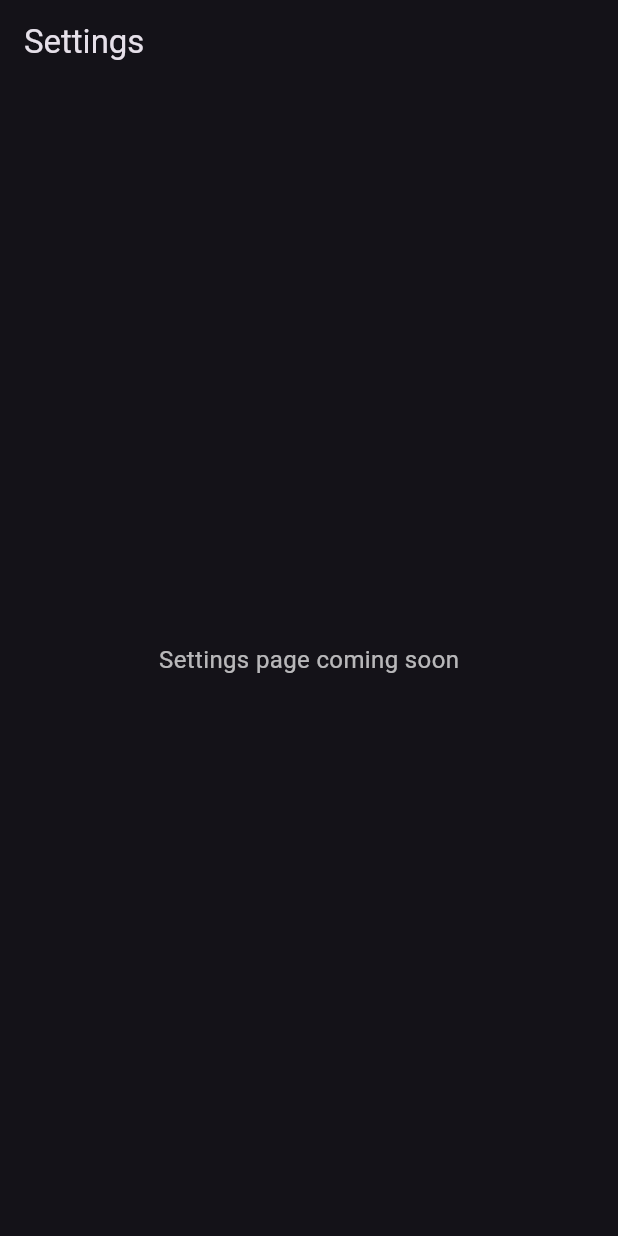
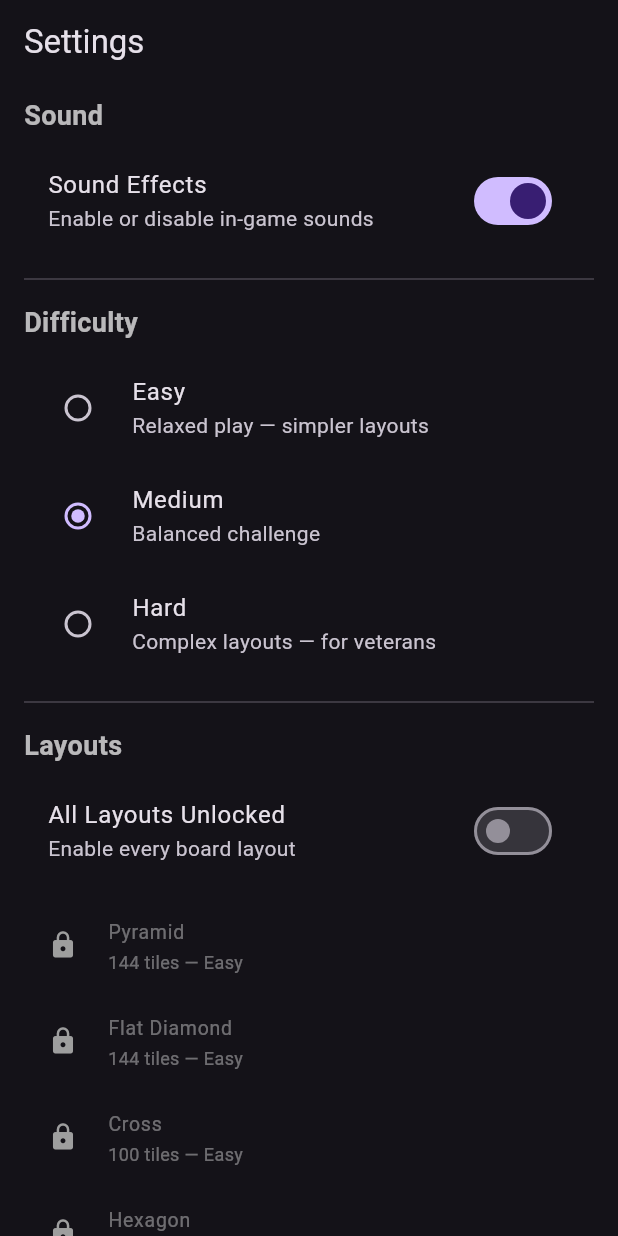
Before and after one commit to Ezequiel74452/footyjong, a Flutter app: the SettingsScreen screen opened by its route, on a phone screen of 412 x 824 dp. Run offline on Flutter 3.47's test engine with Material 3 defaults, Android fonts, the phone set to English and light mode, and no system bars; our stand-ins replace go_router, shared_preferences; missing offline and left inert: flame; accounts and stored records are empty.

Commit message:
feat(settings): rewrite SettingsScreen with sound/difficulty/layouts UI and wire into app
Rewrite SettingsScreen from placeholder into three-section UI:
- Sound: SwitchListTile toggling GameSettings.soundEnabled
- Difficulty: RadioListTile for Easy/Medium/Hard
- Layouts: All Layouts Unlocked toggle + per-layout status list with
  lock/unlock icons and tile/difficulty info

Integration wiring:
- main.dart: async init PersistenceService, GameSettings, HighScoreService
  before runApp (WidgetsFlutterBinding.ensureInitialized)
- main.dart routes: pass GameSettings to HomeScreen → SettingsScreen
- HomeScreen: accept GameSettings param (required constructor)

test/screens/settings_screen_test.dart updated for new SettingsScreen.
test/screens/home_screen_test.dart updated for required settings param.

```diff
--- a/lib/main.dart
+++ b/lib/main.dart
@@ -5,15 +5,36 @@ import 'package:footyjong/screens/game_screen.dart';
 import 'package:footyjong/screens/home_screen.dart';
 import 'package:footyjong/screens/results_screen.dart';
 import 'package:footyjong/screens/settings_screen.dart';
+import 'package:footyjong/services/game_settings.dart';
+import 'package:footyjong/services/high_score_service.dart';
+import 'package:footyjong/services/persistence_service.dart';
 
-void main() {
-  runApp(FootyJongApp());
+Future<void> main() async {
+  WidgetsFlutterBinding.ensureInitialized();
+  await PersistenceService.init();
+  final settings = GameSettings(PersistenceService.instance);
+  await settings.load();
+  // ignore: unused_local_variable — HighScoreService is created here so
+  // the singleton PersistenceService reference is retained and the service
+  // is available for injection in later wiring.
+  final highScoreService = HighScoreService(PersistenceService.instance);
+  runApp(FootyJongApp(
+    settings: settings,
+    highScoreService: highScoreService,
+  ));
 }
 
-/// Root application owning a single [GameController] and a [GoRouter] that
-/// survives screen transitions.
+/// Root application owning a single [GameController], [GameSettings], and a
+/// [GoRouter] that survives screen transitions.
 class FootyJongApp extends StatefulWidget {
-  const FootyJongApp({super.key});
+  final GameSettings settings;
+  final HighScoreService highScoreService;
+
+  const FootyJongApp({
+    super.key,
+    required this.settings,
+    required this.highScoreService,
+  });
 
   @override
   State<FootyJongApp> createState() => _FootyJongAppState();
@@ -43,7 +64,10 @@ class _FootyJongAppState extends State<FootyJongApp> {
       routes: [
         GoRoute(
           path: '/',
-          builder: (_, __) => HomeScreen(controller: _controller),
+          builder: (_, __) => HomeScreen(
+            controller: _controller,
+            settings: widget.settings,
+          ),
         ),
         GoRoute(
           path: '/game',
@@ -55,7 +79,7 @@ class _FootyJongAppState extends State<FootyJongApp> {
         ),
         GoRoute(
           path: '/settings',
-          builder: (_, __) => const SettingsScreen(),
+          builder: (_, __) => SettingsScreen(settings: widget.settings),
         ),
       ],
     );
--- a/lib/screens/settings_screen.dart
+++ b/lib/screens/settings_screen.dart
@@ -1,20 +1,166 @@
 import 'package:flutter/material.dart';
+import 'package:footyjong/game/engine/board_layout.dart';
+import 'package:footyjong/game/models/layout_definition.dart';
+import 'package:footyjong/services/game_settings.dart';
 
-/// Placeholder settings screen — renders a Scaffold with title and placeholder
-/// body. Back navigation via the AppBar leading button.
+/// Full settings screen with three sections:
+///
+/// 1. **Sound** — toggle sound on/off
+/// 2. **Difficulty** — pick Easy, Medium, or Hard
+/// 3. **Layouts** — toggle "all unlocked" or view individual layout statuses
+///
+/// Uses [ListenableBuilder] to react to [GameSettings] mutations without
+/// requiring a StatefulWidget.
 class SettingsScreen extends StatelessWidget {
-  const SettingsScreen({super.key});
+  final GameSettings settings;
+
+  const SettingsScreen({super.key, required this.settings});
 
   @override
   Widget build(BuildContext context) {
     return Scaffold(
       appBar: AppBar(title: const Text('Settings')),
-      body: const Center(
-        child: Text(
-          'Settings page coming soon',
-          style: TextStyle(fontSize: 16, color: Colors.white70),
+      body: ListenableBuilder(
+        listenable: settings,
+        builder: (context, _) => ListView(
+          padding: const EdgeInsets.symmetric(horizontal: 16, vertical: 8),
+          children: [
+            _buildSoundSection(),
+            const Divider(height: 32),
+            _buildDifficultySection(),
+            const Divider(height: 32),
+            _buildLayoutsSection(),
+          ],
         ),
       ),
     );
   }
+
+  Widget _buildSoundSection() {
+    return Column(
+      crossAxisAlignment: CrossAxisAlignment.start,
+      children: [
+        const Padding(
+          padding: EdgeInsets.only(bottom: 8),
+          child: Text(
+            'Sound',
+            style: TextStyle(
+              fontSize: 18,
+              fontWeight: FontWeight.bold,
+              color: Colors.white70,
+            ),
+          ),
+        ),
+        SwitchListTile(
+          title: const Text('Sound Effects'),
+          subtitle: const Text('Enable or disable in-game sounds'),
+          value: settings.soundEnabled,
+          onChanged: (v) => settings.soundEnabled = v,
+        ),
+      ],
+    );
+  }
+
+  Widget _buildDifficultySection() {
+    return Column(
+      crossAxisAlignment: CrossAxisAlignment.start,
+      children: [
+        const Padding(
+          padding: EdgeInsets.only(bottom: 8),
+          child: Text(
+            'Difficulty',
+            style: TextStyle(
+              fontSize: 18,
+              fontWeight: FontWeight.bold,
+              color: Colors.white70,
+            ),
+          ),
+        ),
+        ...Difficulty.values.map((diff) {
+          String subtitle;
+          switch (diff) {
+            case Difficulty.easy:
+              subtitle = 'Relaxed play — simpler layouts';
+              break;
+            case Difficulty.medium:
+              subtitle = 'Balanced challenge';
+              break;
+            case Difficulty.hard:
+              subtitle = 'Complex layouts — for veterans';
+              break;
+          }
+          return RadioListTile<Difficulty>(
+            title: Text(_difficultyLabel(diff)),
+            subtitle: Text(subtitle),
+            value: diff,
+            groupValue: settings.difficultySetting,
+            onChanged: (v) {
+              if (v != null) settings.difficultySetting = v;
+            },
+          );
+        }),
+      ],
+    );
+  }
+
+  Widget _buildLayoutsSection() {
+    return Column(
+      crossAxisAlignment: CrossAxisAlignment.start,
+      children: [
+        const Padding(
+          padding: EdgeInsets.only(bottom: 8),
+          child: Text(
+            'Layouts',
+            style: TextStyle(
+              fontSize: 18,
+              fontWeight: FontWeight.bold,
+              color: Colors.white70,
+            ),
+          ),
+        ),
+        SwitchListTile(
+          title: const Text('All Layouts Unlocked'),
+          subtitle: const Text('Enable every board layout'),
+          value: settings.allLayoutsUnlocked,
+          onChanged: (v) {
+            if (v) {
+              settings.unlockAllLayouts();
+            } else {
+              settings.unlockedLayouts = [];
+            }
+          },
+        ),
+        const SizedBox(height: 8),
+        ...BoardLayout.allLayouts.map((layout) {
+          final unlocked = settings.allLayoutsUnlocked ||
+              settings.unlockedLayouts.contains(layout.name);
+          return ListTile(
+            dense: true,
+            leading: Icon(
+              unlocked ? Icons.check_circle : Icons.lock,
+              color: unlocked ? Colors.green : Colors.grey,
+              size: 20,
+            ),
+            title: Text(layout.name),
+            subtitle: Text(
+              '${layout.totalPositions} tiles — ${_difficultyLabel(layout.difficulty)}',
+              style: const TextStyle(fontSize: 12),
+            ),
+            enabled: unlocked,
+          );
+        }),
+      ],
+    );
+  }
+
+  String _difficultyLabel(Difficulty d) {
+    switch (d) {
+      case Difficulty.easy:
+        return 'Easy';
+      case Difficulty.medium:
+        return 'Medium';
+      case Difficulty.hard:
+        return 'Hard';
+    }
+  }
 }
```
Also changed, not shown: lib/screens/home_screen.dart (+7 -1 lines), 2 other files.
